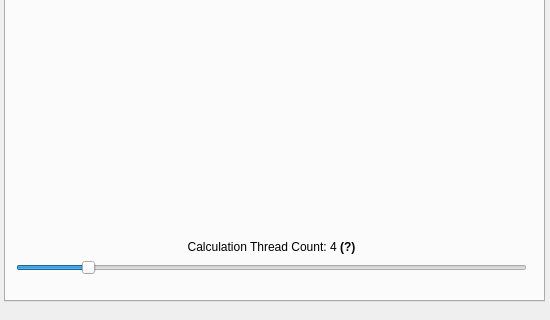
Old version of the form mainwindow.ui in the repository TheCalpolMan/flight-rising-breeding-tracker; both pictures show x 0 to 550 and y 267 to 587 of the 550 by 587 pixel window.
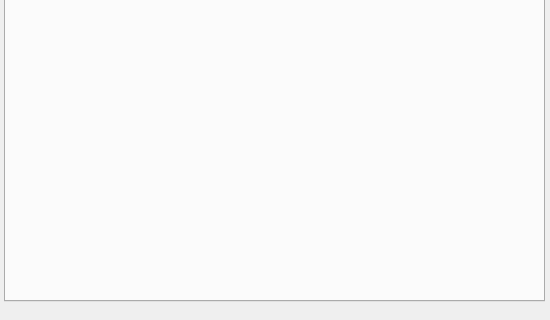
New version of the form. The open tabs and pages were chosen to show the change. Icons and pictures are not drawn. Custom widgets are drawn as their Qt base class.

The edit to the form file:
```diff
--- a/mainwindow.ui
+++ b/mainwindow.ui
@@ -1875,44 +1875,6 @@
        <string>Calculate</string>
       </property>
      </widget>
-     <widget class="QSlider" name="threadcounthorizontalSlider">
-      <property name="geometry">
-       <rect>
-        <x>10</x>
-        <y>480</y>
-        <width>511</width>
-        <height>22</height>
-       </rect>
-      </property>
-      <property name="minimum">
-       <number>1</number>
-      </property>
-      <property name="maximum">
-       <number>24</number>
-      </property>
-      <property name="value">
-       <number>4</number>
-      </property>
-      <property name="sliderPosition">
-       <number>4</number>
-      </property>
-      <property name="orientation">
-       <enum>Qt::Orientation::Horizontal</enum>
-      </property>
-     </widget>
-     <widget class="QLabel" name="threadcountlabel">
-      <property name="geometry">
-       <rect>
-        <x>10</x>
-        <y>460</y>
-        <width>511</width>
-        <height>20</height>
-       </rect>
-      </property>
-      <property name="text">
-       <string>&lt;html&gt;&lt;head/&gt;&lt;body&gt;&lt;p align=&quot;center&quot;&gt;Calculation Thread Count: 4 &lt;span style=&quot; font-weight:700;&quot;&gt;(?)&lt;/span&gt;&lt;/p&gt;&lt;/body&gt;&lt;/html&gt;</string>
-      </property>
-     </widget>
     </widget>
    </widget>
   </widget>
```
Left out of the diff: 2 changed lines with no effect on the pictures.
